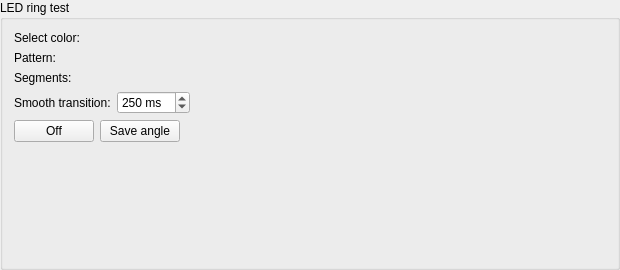
Above: src/gui/ui/led_ring_tester.ui from techandpeople/SoftEdIBO before the change. Below: the same form after it.
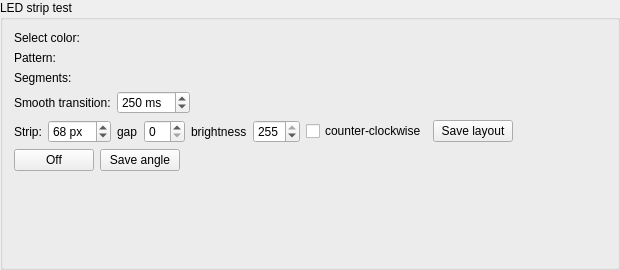
That is the form after the change.

Patch:
```diff
--- a/src/gui/ui/led_ring_tester.ui
+++ b/src/gui/ui/led_ring_tester.ui
@@ -5,8 +5,8 @@
   <property name="geometry">
    <rect><x>0</x><y>0</y><width>620</width><height>270</height></rect>
   </property>
-  <property name="title"><string>LED ring test</string></property>
-  <property name="whatsThis"><string>Drives the WS2812 LED ring on a node_direct board. Pick a colour, a pattern (solid/blink/pulse, or comet for a rotating light) and how many segments (whole / halves / quarters); the ring updates live as you choose. Every change cross-fades smoothly; the &quot;Smooth transition&quot; box sets how long the fade takes. Use it to verify the ring wiring, brightness and animations.</string></property>
+  <property name="title"><string>LED strip test</string></property>
+  <property name="whatsThis"><string>Drives the WS2812 LED strip (or ring) on this node. Pick a colour, a pattern (solid/blink/pulse, or comet for a rotating light) and how many segments (whole / halves / quarters); the strip updates live as you choose. Every change cross-fades smoothly; the &quot;Smooth transition&quot; box sets how long the fade takes. Drag the handle on the preview to set where the split starts and &quot;Save angle&quot; to store it as the strip's mounting. The &quot;Strip&quot; row describes the physical strip (pixel count, empty seam slots, brightness cap, direction); &quot;Save layout&quot; stores it with the skin so activities can light the pixels above each touch sensor.</string></property>
   <layout class="QHBoxLayout" name="main_layout">
    <item>
     <widget class="QWidget" name="left_panel" native="true">
@@ -64,6 +64,70 @@
         </item>
        </layout>
       </item>
+      <item>
+       <layout class="QHBoxLayout" name="layout_row">
+        <item>
+         <widget class="QLabel" name="layout_label">
+          <property name="text"><string>Strip:</string></property>
+         </widget>
+        </item>
+        <item>
+         <widget class="QSpinBox" name="count_spin">
+          <property name="whatsThis"><string>Physical pixels on the wire - what the firmware drives (68 for the cut COB strip on the Thymio skin, 24 for a multiplexed-board ring). Must match the firmware build; a change here only takes effect in the preview after reopening the dialog.</string></property>
+          <property name="suffix"><string> px</string></property>
+          <property name="minimum"><number>1</number></property>
+          <property name="maximum"><number>300</number></property>
+          <property name="value"><number>68</number></property>
+         </widget>
+        </item>
+        <item>
+         <widget class="QLabel" name="gap_label">
+          <property name="text"><string>gap</string></property>
+         </widget>
+        </item>
+        <item>
+         <widget class="QSpinBox" name="gap_spin">
+          <property name="whatsThis">
+           <string>Empty pixel slots at the seam where the two ends of a cut strip meet (1 on the Thymio skin: the strip is one pixel pitch shorter than the perimeter). 0 for a closed ring. Arcs and comets are computed over pixels + gap so the light stays continuous across the seam.</string>
+          </property>
+          <property name="minimum"><number>0</number></property>
+          <property name="maximum"><number>20</number></property>
+          <property name="value"><number>0</number></property>
+         </widget>
+        </item>
+        <item>
+         <widget class="QLabel" name="brightness_label">
+          <property name="text"><string>brightness</string></property>
+         </widget>
+        </item>
+        <item>
+         <widget class="QSpinBox" name="brightness_spin">
+          <property name="whatsThis"><string>Brightness cap the node applies to every LED command (1-255). Applied live while you change it. A long strip at full white draws far more than the old ring, so a lower cap keeps the board's 5 V rail happy; 255 = no cap.</string></property>
+          <property name="minimum"><number>1</number></property>
+          <property name="maximum"><number>255</number></property>
+          <property name="value"><number>255</number></property>
+         </widget>
+        </item>
+        <item>
+         <widget class="QCheckBox" name="ccw_check">
+          <property name="whatsThis"><string>Tick when pixel indices grow counter-clockwise seen from above (the data-in end of the strip runs the other way round the skin). Changes which corner each touch sensor's arc lands on.</string></property>
+          <property name="text"><string>counter-clockwise</string></property>
+         </widget>
+        </item>
+        <item>
+         <widget class="QPushButton" name="save_layout_btn">
+          <property name="whatsThis"><string>Store this strip row (pixel count, seam gap, brightness cap, direction) with the skin. Together with the saved angle it tells activities where every pixel sits round the skin, so a touch can light the pixels above its sensor.</string></property>
+          <property name="text"><string>Save layout</string></property>
+         </widget>
+        </item>
+        <item>
+         <spacer name="layout_spacer">
+          <property name="orientation"><enum>Qt::Horizontal</enum></property>
+          <property name="sizeHint" stdset="0"><size><width>40</width><height>20</height></size></property>
+         </spacer>
+        </item>
+       </layout>
+      </item>
       <item>
        <layout class="QHBoxLayout" name="control_row">
         <item>
```
Left out of the diff: 4 changed lines with no effect on the pictures.
